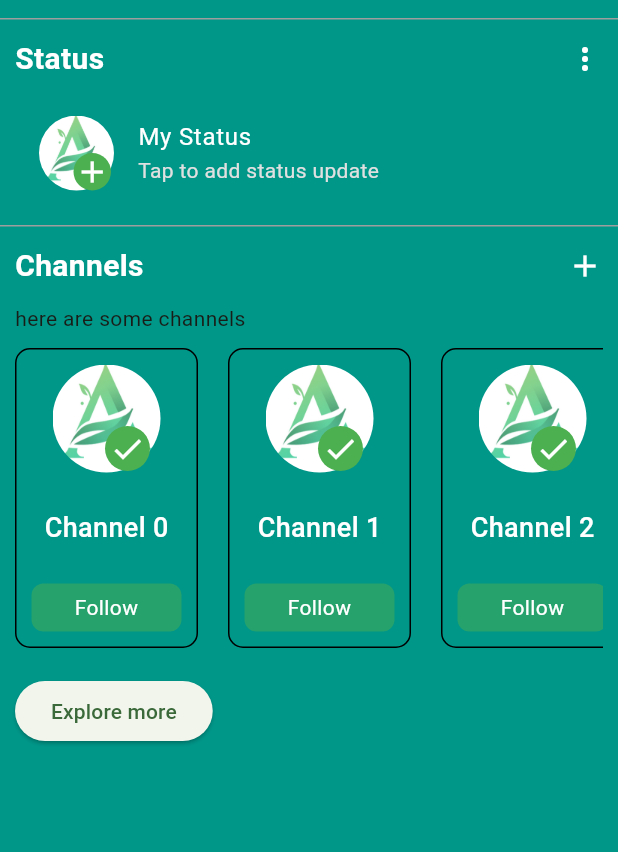
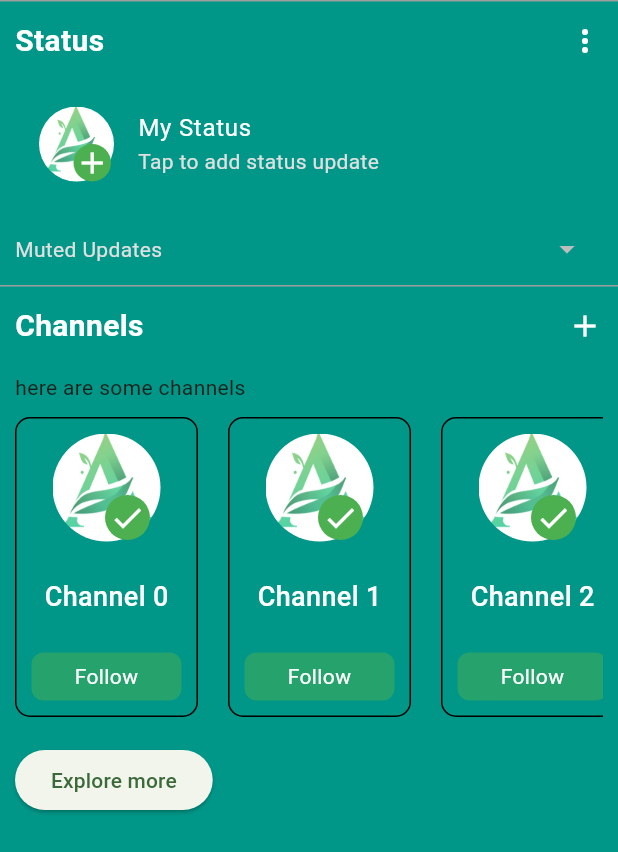
Before and after one commit to ahmad-cod/whatsapp_me, a Flutter app: the UpdatesScreen screen opened directly, on a phone screen of 412 x 824 dp. Shown: the top 852 px of the screen. Run offline on Flutter 3.47's test engine with Material 3 defaults, Android fonts, the phone set to English and light mode, and no system bars.

Commit message:
Format the layout

```diff
--- a/lib/components/my_divider.dart
+++ b/lib/components/my_divider.dart
@@ -7,7 +7,7 @@ class MyDivider extends StatelessWidget {
   Widget build(BuildContext context) {
     return const Divider(
       color: Colors.grey,
-      height: 25,
+      height: 1,
     );
   }
 }
--- a/lib/components/status.dart
+++ b/lib/components/status.dart
@@ -51,7 +51,14 @@ class Status extends StatelessWidget {
               ),
             ),
           ),
-          Row()
+          const SizedBox(height: 10,),
+          Row(
+            mainAxisAlignment: MainAxisAlignment.spaceBetween,
+            children: [
+              Text('Muted Updates', style: TextStyle(color: Colors.grey[300],)),
+              IconButton(onPressed: (){}, icon: Icon(Icons.arrow_drop_down_outlined, color: Colors.grey[400],))
+            ],
+          )
         ],
       ),
     );
--- a/lib/components/title_bar.dart
+++ b/lib/components/title_bar.dart
@@ -8,7 +8,9 @@ class MyTitleBar extends StatelessWidget {
 
   @override
   Widget build(BuildContext context) {
-    return Row(
+    return Padding(
+      padding: const EdgeInsets.only(top: 12.0, bottom: 6),
+      child: Row(
               mainAxisAlignment: MainAxisAlignment.spaceBetween,
               children: [
                 Text(
@@ -24,6 +26,7 @@ class MyTitleBar extends StatelessWidget {
                   color: Colors.white,
                 )
               ],
+            ),
     );
   }
 }
```
Lines whose indentation alone changed are shown as unchanged.
